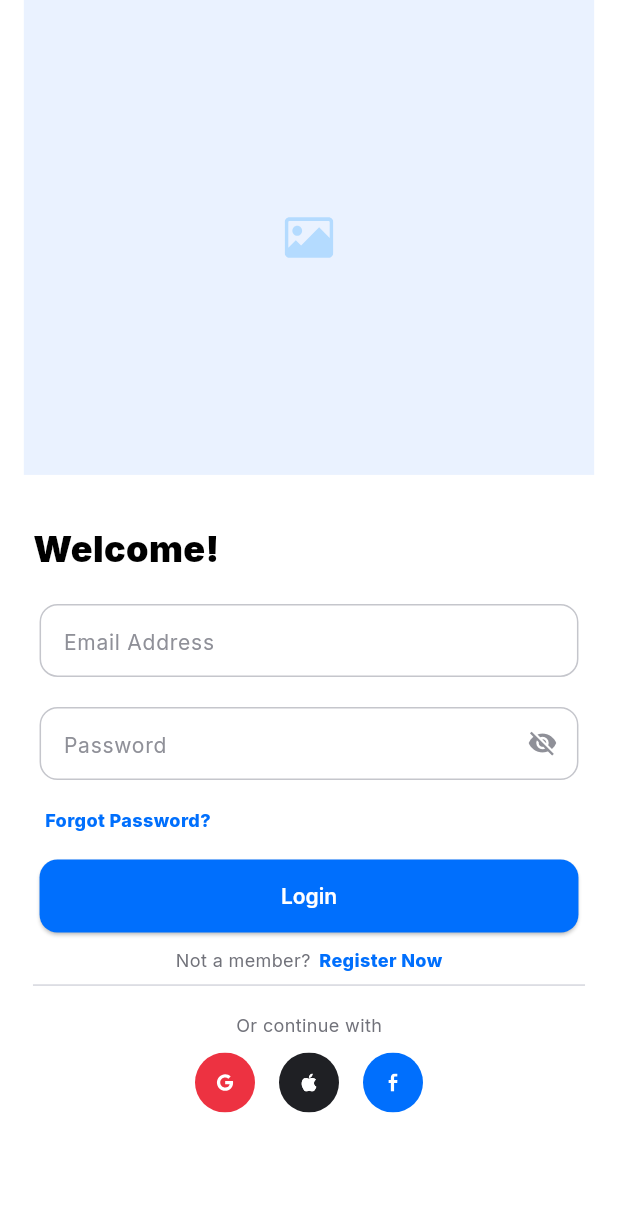
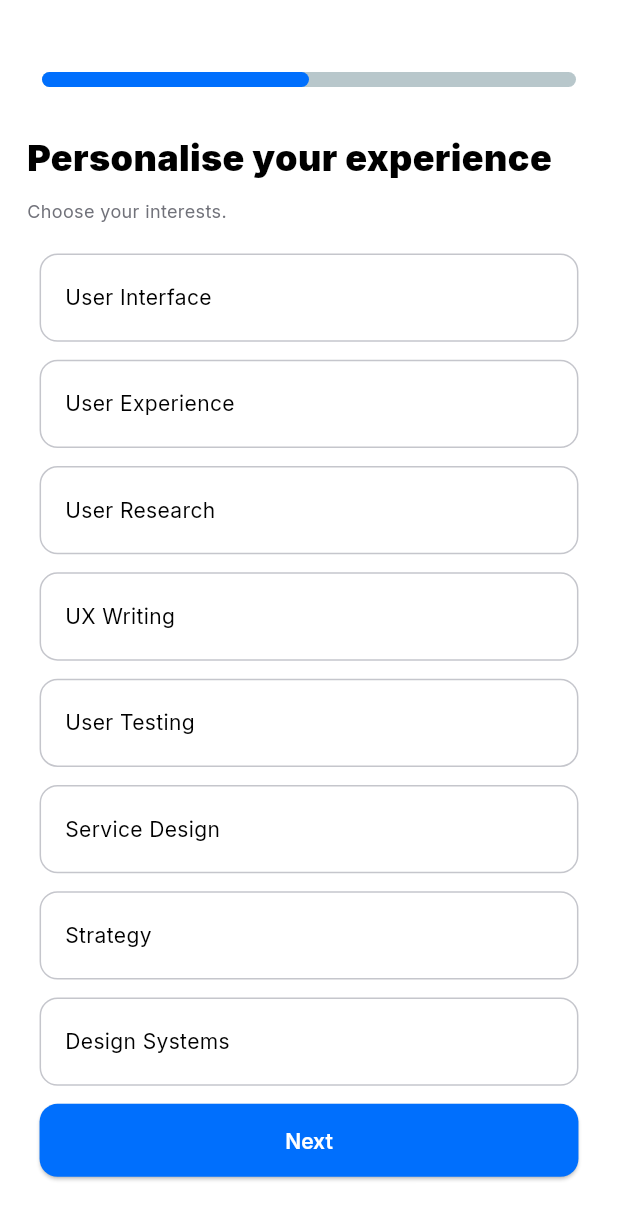
Before and after one commit to debasmitaas/Assignment, a Flutter app: the screen it shows after launch, on a phone screen of 412 x 824 dp. Shown: the top 1220 px of the screen. Run offline on Flutter 3.47's test engine with Material 3 defaults, Android fonts, the phone set to English and light mode, and no system bars; drawn by our look-alikes of percent_indicator; our stand-ins replace flutter_svg, font_awesome_flutter, get_it.

Commit message:
Implemented Onboarding Screen

```diff
--- a/lib/common/widgets/navbar.dart
+++ b/lib/common/widgets/navbar.dart
@@ -29,7 +29,3 @@ class Navbar extends StatelessWidget {
     );
   }
 }
-
-// Widget buildNavItem(String title) {
-
-//   }
--- a/lib/features/onboarding/presentation/pages/onboarding_screen.dart
+++ b/lib/features/onboarding/presentation/pages/onboarding_screen.dart
@@ -1,3 +1,8 @@
+import 'package:assignment/common/widgets/blue_button.dart';
+import 'package:assignment/config/theme/app_text.dart';
+import 'package:assignment/features/auth/presentation/pages/login.dart';
+import 'package:assignment/features/onboarding/presentation/widgets/preferences_list.dart';
+import 'package:assignment/features/onboarding/presentation/widgets/progress_indicator.dart';
 import 'package:flutter/material.dart';
 
 class OnboardingScreen extends StatelessWidget {
@@ -5,10 +10,62 @@ class OnboardingScreen extends StatelessWidget {
 
   @override
   Widget build(BuildContext context) {
-    return Scaffold(
-      body: Center(
-        child: Text(
-          'Welcome to the Onboarding Screen',
+    return SafeArea(
+      child: Scaffold(
+        body: SingleChildScrollView(
+          child: Padding(
+            padding: const EdgeInsets.all(18.0),
+            child: Column(
+              children: [
+                const SizedBox(height: 30),
+
+                ProgressIndicatorWidget(),
+                const SizedBox(height: 30),
+                Align(
+                  alignment: Alignment.centerLeft,
+                  child: Text(
+                    'Personalise your experience',
+                    style: AppTextStyle.boldHeading1,
+                  ),
+                ),
+                const SizedBox(height: 10),
+
+                Align(
+                  alignment: Alignment.centerLeft,
+                  child: Text(
+                    'Choose your interests.',
+                    style: AppTextStyle.subtitle,
+                  ),
+                ),
+
+                const SizedBox(height: 20),
+
+                PreferencesList(
+                  items: [
+                    'User Interface',
+                    'User Experience',
+                    'User Research',
+                    'UX Writing',
+                    'User Testing',
+                    'Service Design',
+                    'Strategy',
+                    'Design Systems',
+                  ],
+                ),
+                BlueButton(
+                  title: 'Next',
+                  width: 327,
+                  height: 48,
+                  onPressed: () {
+                    Navigator.push(
+                      context,
+                      MaterialPageRoute(builder: (context) => const Login()),
+                    );
+                  },
+                ),
+              ],
+            ),
+          ),
         ),
       ),
     );
--- /dev/null
+++ b/lib/features/onboarding/presentation/widgets/preferences_list.dart
@@ -0,0 +1,67 @@
+import 'package:assignment/config/theme/app_color.dart';
+import 'package:assignment/core/extensions/extension_methods.dart';
+import 'package:flutter/material.dart';
+import 'package:font_awesome_flutter/font_awesome_flutter.dart';
+
+class PreferencesList extends StatefulWidget {
+  final List<String> items;
+
+  const PreferencesList({required this.items, super.key});
+
+  @override
+  State<PreferencesList> createState() => _PreferencesListState();
+}
+
+class _PreferencesListState extends State<PreferencesList> {
+  final Set<String> _selected = {};
+
+  void _toggleSelection(String item) {
+    setState(() {
+      _selected.contains(item) ? _selected.remove(item) : _selected.add(item);
+    });
+  }
+
+  @override
+  Widget build(BuildContext context) {
+    return Column(
+      children: widget.items
+          .map((item) => _buildItem(context, item, _selected.contains(item)))
+          .toList(),
+    );
+  }
+
+  Widget _buildItem(BuildContext context, String item, bool isSelected) {
+    return GestureDetector(
+      onTap: () => _toggleSelection(item),
+      child: Container(
+        width: context.getResponsiveWidth(327),
+        height: context.getResponsiveHeight(58),
+        margin: const EdgeInsets.only(bottom: 12),
+        padding: const EdgeInsets.symmetric(horizontal: 16),
+        decoration: BoxDecoration(
+          color: isSelected ? AppColor.lightBlue : Colors.white,
+          border: Border.all(
+            color: isSelected ? Colors.transparent : AppColor.lightGrey,
+          ),
+
+          borderRadius: BorderRadius.circular(12),
+        ),
+        child: Row(
+          mainAxisAlignment: MainAxisAlignment.spaceBetween,
+          children: [
+            Text(
+              item,
+              style: TextStyle(
+                fontSize: 14,
+                color: isSelected ? AppColor.darkBlue : Colors.black,
+                fontWeight: isSelected ? FontWeight.w600 : FontWeight.w400,
+              ),
+            ),
+            if (isSelected)
+              const FaIcon(FontAwesomeIcons.check, color: AppColor.darkBlue, size: 12),
+          ],
+        ),
+      ),
+    );
+  }
+}
--- /dev/null
+++ b/lib/features/onboarding/presentation/widgets/progress_indicator.dart
@@ -0,0 +1,18 @@
+import 'package:assignment/config/theme/app_color.dart';
+import 'package:flutter/material.dart';
+import 'package:percent_indicator/linear_percent_indicator.dart';
+
+class ProgressIndicatorWidget extends StatelessWidget {
+  const ProgressIndicatorWidget({super.key});
+
+  @override
+  Widget build(BuildContext context) {
+    return LinearPercentIndicator(
+      lineHeight: 10.0,
+      percent: 0.5,
+      progressColor: AppColor.darkBlue,
+      barRadius: const Radius.circular(5),
+      animation: true,
+    );
+  }
+}
--- a/lib/main.dart
+++ b/lib/main.dart
@@ -1,6 +1,5 @@
 import 'package:assignment/config/theme/app_theme.dart';
-import 'package:assignment/features/auth/presentation/pages/login.dart';
-// import 'package:assignment/features/onboarding/presentation/pages/onboarding_screen.dart';
+import 'package:assignment/features/onboarding/presentation/pages/onboarding_screen.dart';
 import 'package:flutter/material.dart';
 import 'package:flutter/services.dart';
 
@@ -18,6 +17,6 @@ class MyApp extends StatelessWidget {
 
   @override
   Widget build(BuildContext context) {
-    return MaterialApp(theme: AppTheme.lightTheme,home: const Login(),);
+    return MaterialApp(theme: AppTheme.lightTheme,home: const OnboardingScreen(),);
   }
 }
--- a/pubspec.yaml
+++ b/pubspec.yaml
@@ -37,6 +37,7 @@ dependencies:
   get_it: ^9.1.1
   font_awesome_flutter: ^10.12.0
   flutter_svg: ^2.2.3
+  percent_indicator: ^4.2.5
 
 dev_dependencies:
   flutter_test:
```
Also changed, not shown: pubspec.lock.
